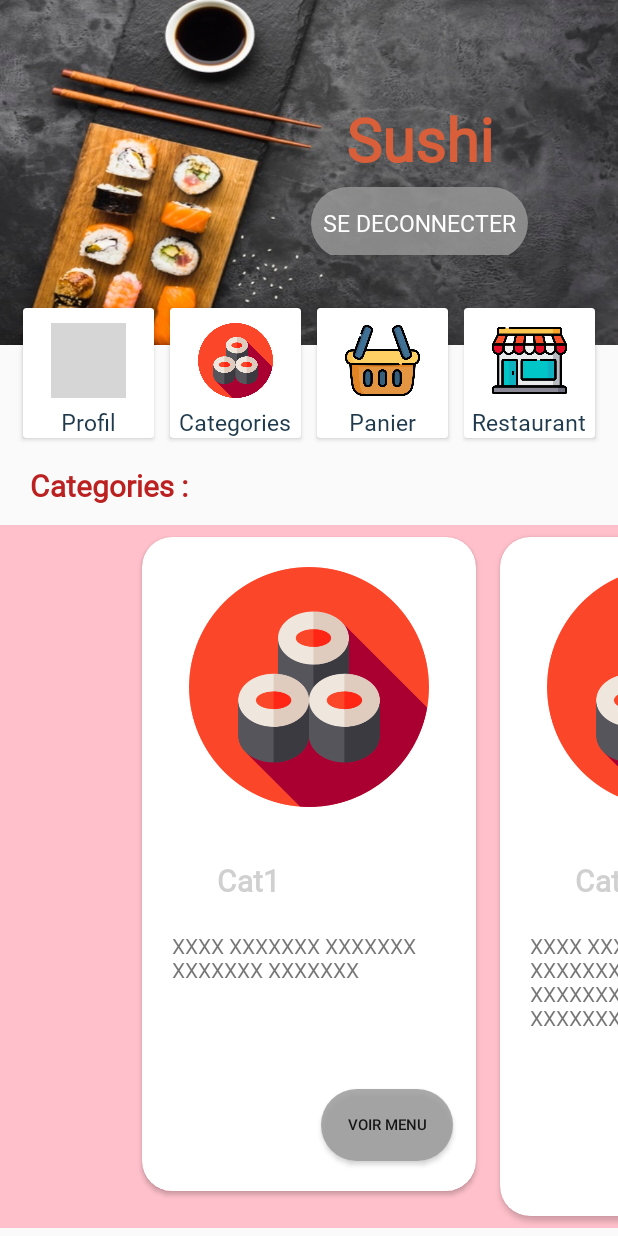
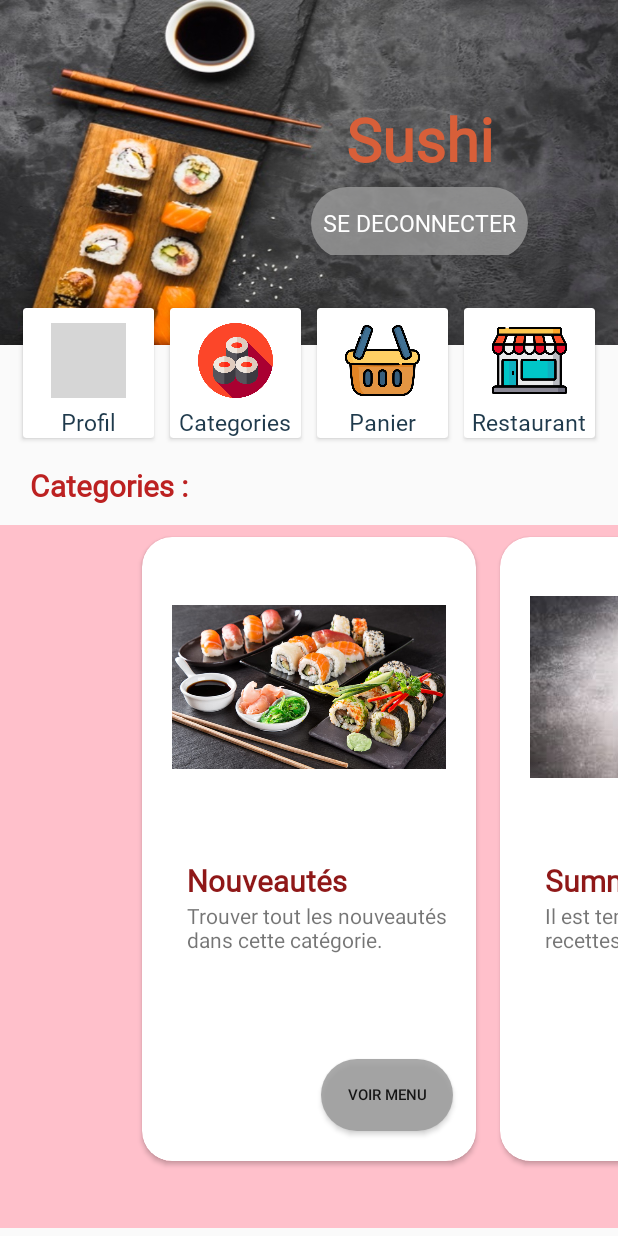
Before and after one commit to ElFanouiReda/ApplicationSushi, an Android app: the screen it shows after launch (CustCategories), on a phone screen of 412 x 824 dp. Run offline under Robolectric (Android 15) with nearby library versions, the phone set to English and light mode, and no system bars; grey boxes are pictures that could not be loaded.

Commit message:
CustomerViewAdapter ListCategories P1

```diff
--- a/app/src/main/java/com/example/applicationsushi/CustCategories.java
+++ b/app/src/main/java/com/example/applicationsushi/CustCategories.java
@@ -7,7 +7,6 @@ import android.widget.Adapter;
 import androidx.appcompat.app.AppCompatActivity;
 import androidx.viewpager.widget.ViewPager;
 
-import java.io.BufferedInputStream;
 import java.util.ArrayList;
 import java.util.List;
 
@@ -20,22 +19,21 @@ public class CustCategories extends AppCompatActivity {
     ArgbEvaluator argbEvaluator = new ArgbEvaluator();
 
 
-    BufferedInputStream is ;
-    String line=null ;
-    String result=null;
-
-
     @Override
     protected void onCreate(Bundle savedInstanceState) {
         super.onCreate(savedInstanceState);
         setContentView(R.layout.activity_cust_categories);
 
         categories = new ArrayList<>();
-        categories.add(new ClassCategorie(R.drawable.ic_sushi, 1 , "XXXX XXXXXXX XXXXXXX XXXXXXX XXXXXXX" , "Cat1") );
-        categories.add(new ClassCategorie(R.drawable.ic_sushi, 2 , "XXXX XXXXXXX XXXXXXX XXXXXXX XXXXXXX XXXX XXXXXXX XXXXXXX XXXXXXX XXXXXXX" , "Cat2") );
-        categories.add(new ClassCategorie(R.drawable.ic_sushi, 3 , "XXXX XXXXXXX XXXXXXX XXXXXXX XXXXXXX" , "Cat3") );
-        categories.add(new ClassCategorie(R.drawable.ic_sushi, 4 , "XXXX XXXXXXX XXXXXXX XXXXXXX XXXXXXXXXXX XXXXXXX XXXXXXX XXXXXXX XXXXXXX" , "Cat4") );
-        categories.add(new ClassCategorie(R.drawable.ic_sushi, 5 , "XXXX XXXXXXX XXXXXXX XXXXXXX XXXXXXX XXXX XXXXXXX XXXXXXX XXXXXXX XXXXXXX" , "Cat5") );
+        categories.add(new ClassCategorie(R.drawable.categorie_nouveautes_sushi, 1 , "Trouver tout les nouveautés dans cette catégorie." , "Nouveautés") );
+        categories.add(new ClassCategorie(R.drawable.categorie_summer_poke, 2 , "Il est temps de déguster nos recettes fraiches." , "Summer Poke") );
+        categories.add(new ClassCategorie(R.drawable.categorie_menu, 3 , "Découvrez les menu qu'on vous propose." , "Menu") );
+        categories.add(new ClassCategorie(R.drawable.categorie_plateau, 4 , "Il y'a pas mieux que nos plateaux." , "Plateaux") );
+        categories.add(new ClassCategorie(R.drawable.categorie_rolls, 5 , "Les meilleurs rolls que vous pouvez prendre." , "Rolls") );
+        categories.add(new ClassCategorie(R.drawable.categorie_makis, 6 , "N'oublier pas de gouter nos delicieux Maki." , "Maki") );
+        categories.add(new ClassCategorie(R.drawable.categorie_accompagnement, 7 , "Profitez de nos accompagnements." , "Accompagnements") );
+        categories.add(new ClassCategorie(R.drawable.categorie_dessert, 8 , "Rien n'est plus intéressant que de prendre un bon desert." , "Deserts") );
+        categories.add(new ClassCategorie(R.drawable.categorie_boissons, 9 , "Un bonne bonne dégustation demande un meilleur boisson." , "Boissons") );
 
         customViewPageCategorie = new CustomViewPageCategorie(categories , this);
 
@@ -48,7 +46,11 @@ public class CustCategories extends AppCompatActivity {
                 getResources().getColor(R.color.colorViewPager2),
                 getResources().getColor(R.color.colorViewPager3),
                 getResources().getColor(R.color.colorViewPager4),
-                getResources().getColor(R.color.colorViewPager5)
+                getResources().getColor(R.color.colorViewPager5),
+                getResources().getColor(R.color.colorViewPager2),
+                getResources().getColor(R.color.colorViewPager3),
+                getResources().getColor(R.color.colorViewPager4),
+                getResources().getColor(R.color.colorViewPager5),
         };
 
         colors = colors_temp ;
@@ -62,11 +64,9 @@ public class CustCategories extends AppCompatActivity {
                             (Integer) argbEvaluator.evaluate(
                                      positionOffset, colors[position], colors[position + 1] )
                             );
-
                 } else {
                     viewPager.setBackgroundColor(colors[colors.length - 1]);
                 }
-
             }
 
             @Override
--- a/app/src/main/java/com/example/applicationsushi/CustomViewPageCategorie.java
+++ b/app/src/main/java/com/example/applicationsushi/CustomViewPageCategorie.java
@@ -49,7 +49,8 @@ public class CustomViewPageCategorie extends PagerAdapter {
         imageView = view.findViewById(R.id.imageView);
         nom = view.findViewById(R.id.textView);
         desc = view.findViewById(R.id.textView1);
-        button = view.findViewById(R.id.buttonView);
+        imageView = view.findViewById(R.id.imageView);
+
 
 
         imageView.setImageResource(Categories.get(position).getImage());
--- a/app/src/main/res/layout/item_viewpager.xml
+++ b/app/src/main/res/layout/item_viewpager.xml
@@ -18,11 +18,13 @@
             android:layout_height="300dp">
 
 
+
             <ImageView
                 android:id="@+id/imageView"
                 android:layout_width="match_parent"
                 android:layout_height="200dp"
-                android:padding="20dp"/>
+                android:padding="20dp" />
+
 
         </RelativeLayout>
 
@@ -39,8 +41,8 @@
                 android:textSize="20dp"
                 android:textStyle="bold"
                 app:fontFamily="@font/averia_serif_libre_italic"
-                android:textColor="@color/colorLightGray"
-                android:layout_marginLeft="50dp"
+                android:textColor="@color/colorRedLight2"
+                android:layout_marginLeft="30dp"
                 android:layout_alignParentStart="true" />
 
             <TextView
@@ -48,8 +50,7 @@
                 android:layout_width="wrap_content"
                 android:layout_height="wrap_content"
                 android:layout_below="@id/textView"
-                android:layout_marginLeft="20dp"
-                android:layout_marginTop="20dp"/>
+                android:layout_marginLeft="30dp"/>
 
 
             <Button
--- a/app/src/main/res/values/colors.xml
+++ b/app/src/main/res/values/colors.xml
@@ -37,6 +37,7 @@
 
     <color name="colorTransparent">#80FFFFFF</color>
 
+    <color name="colorRedLight2">#8F1818</color>
 
 
 
--- a/app/src/main/res/values/strings.xml
+++ b/app/src/main/res/values/strings.xml
@@ -1,6 +1,6 @@
 <resources>
 
-    <string name="app_name">Sushii</string>
+    <string name="app_name">YALMA</string>
 
     <string name="navigation_drawer_open">Open navigation drawer</string>
     <string name="navigation_drawer_close">Close navigation drawer</string>
```
Also changed, not shown: app/src/main/res/drawable-v24/categorie_accompagnement.jpg (added), app/src/main/res/drawable-v24/categorie_boissons.jpg (added), app/src/main/res/drawable-v24/categorie_dessert.jpg (added), app/src/main/res/drawable-v24/categorie_makis.jpg (added), app/src/main/res/drawable-v24/categorie_menu.jpg (added), app/src/main/res/drawable-v24/categorie_nouveautes_sushi.jpg (added), app/src/main/res/drawable-v24/categorie_plateau.jpg (added), app/src/main/res/drawable-v24/categorie_rolls.jpg (added), app/src/main/res/drawable-v24/categorie_summer_poke.jpg (added).
